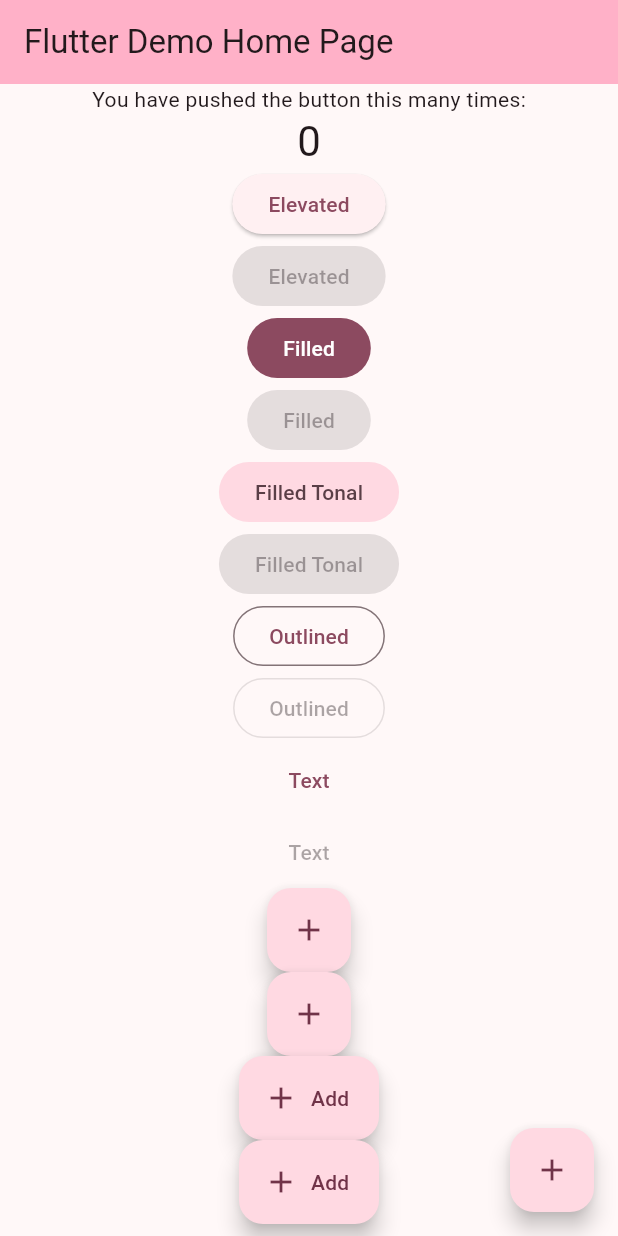
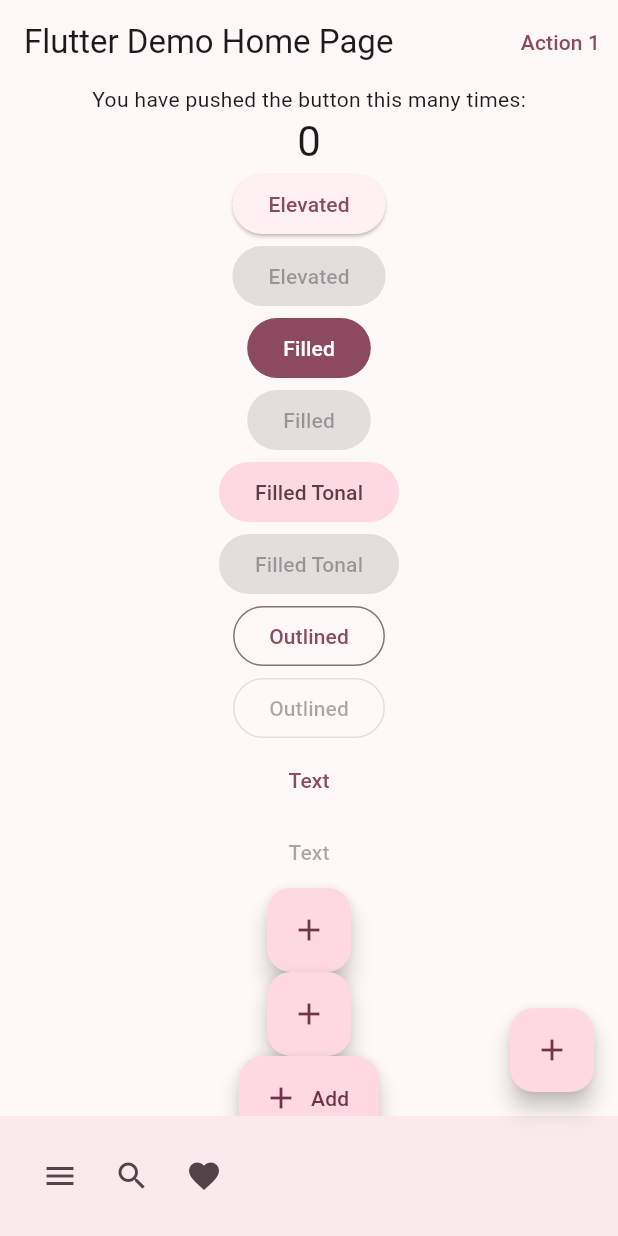
Before and after one commit to AshnahKhalidKhan/Flutter-Final-Project, a Flutter app: the screen it shows after launch, on a phone screen of 412 x 824 dp. Run offline on Flutter 3.47's test engine with Material 2 defaults, Android fonts, the phone set to English and light mode, and no system bars.

Commit message:
Still experimeting with themes...

```diff
--- a/flutter_final_project/lib/main.dart
+++ b/flutter_final_project/lib/main.dart
@@ -201,8 +201,42 @@ class _MyHomePageState extends State<MyHomePage>
     (
       appBar: AppBar
       (
-        backgroundColor: Theme.of(context).colorScheme.inversePrimary,
         title: Text(widget.title),
+        actions: <Widget>
+        [
+          TextButton
+          (
+            onPressed: () {},
+            child: const Text('Action 1'),
+          ),
+        ]
+      ),
+      bottomNavigationBar: BottomAppBar
+      (
+        child: Row
+        (
+          children: <Widget>
+          [
+            IconButton
+            (
+              tooltip: 'Open navigation menu',
+              icon: const Icon(Icons.menu),
+              onPressed: () {},
+            ),
+            IconButton
+            (
+              tooltip: 'Search',
+              icon: const Icon(Icons.search),
+              onPressed: () {},
+            ),
+            IconButton
+            (
+              tooltip: 'Favorite',
+              icon: const Icon(Icons.favorite),
+              onPressed: () {},
+            ),
+          ],
+        ),
       ),
       body: Center
       (
@@ -562,7 +596,35 @@ class _MyHomePageState extends State<MyHomePage>
                 ),
                 child: const Text('Show Dialog'),
               ),
-
+              const Card
+              (
+                child: Text('Card'),
+              ),
+              const Card
+              (
+                child: Text('Card'),
+                elevation: 0,
+              ),
+              const Divider(),
+              ListTile
+              (
+                leading: Icon(Icons.alarm),
+                title: Text('Title'),
+                subtitle: Text('Subtitle Description'),
+                trailing: Wrap
+                (
+                  // child: Row
+                  // (
+                  //   mainAxisAlignment: MainAxisAlignment.end,
+                    children:
+                    [
+                      Icon(Icons.edit),
+                      Icon(Icons.delete),
+                    ],
+                  // ),
+                ),
+              ),
+              SizedBox(height: 50.0,)
 
             ],
           ),
```
